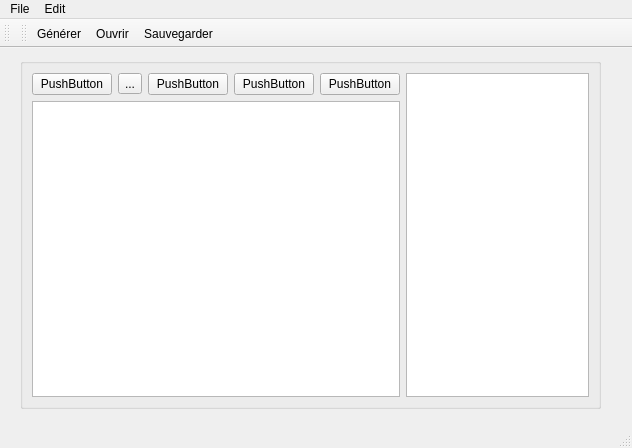
Golgoo/IHM-MoonProject, file QT-src/mainwindow.ui: the form before one commit.
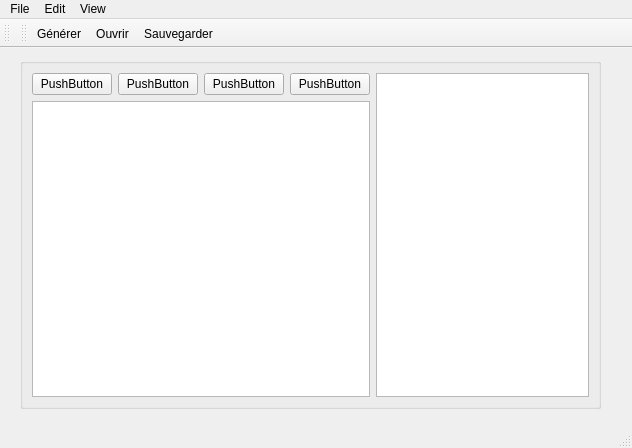
The form after the commit. Icons and pictures are not drawn. Custom widgets are drawn as their Qt base class.

Commit message: 3 views Base, TODO : Splitter in global view

```diff
--- a/QT-src/mainwindow.ui
+++ b/QT-src/mainwindow.ui
@@ -50,13 +50,6 @@
            </property>
           </widget>
          </item>
-         <item>
-          <widget class="QToolButton" name="toolButton">
-           <property name="text">
-            <string>...</string>
-           </property>
-          </widget>
-         </item>
          <item>
           <widget class="QPushButton" name="pushButton_3">
            <property name="text">
@@ -118,8 +111,17 @@
     <addaction name="actionRedo"/>
     <addaction name="actionChanger_couleur"/>
    </widget>
+   <widget class="QMenu" name="menuView">
+    <property name="title">
+     <string>View</string>
+    </property>
+    <addaction name="actionGlobale"/>
+    <addaction name="actionTabulaire"/>
+    <addaction name="actionGraphique"/>
+   </widget>
    <addaction name="menuFile"/>
    <addaction name="menuEdit"/>
+   <addaction name="menuView"/>
   </widget>
   <widget class="QStatusBar" name="statusbar"/>
   <widget class="QToolBar" name="toolBar">
```
Left out of the diff: 29 changed lines with no effect on the pictures. The commit also changes 2 other files.
